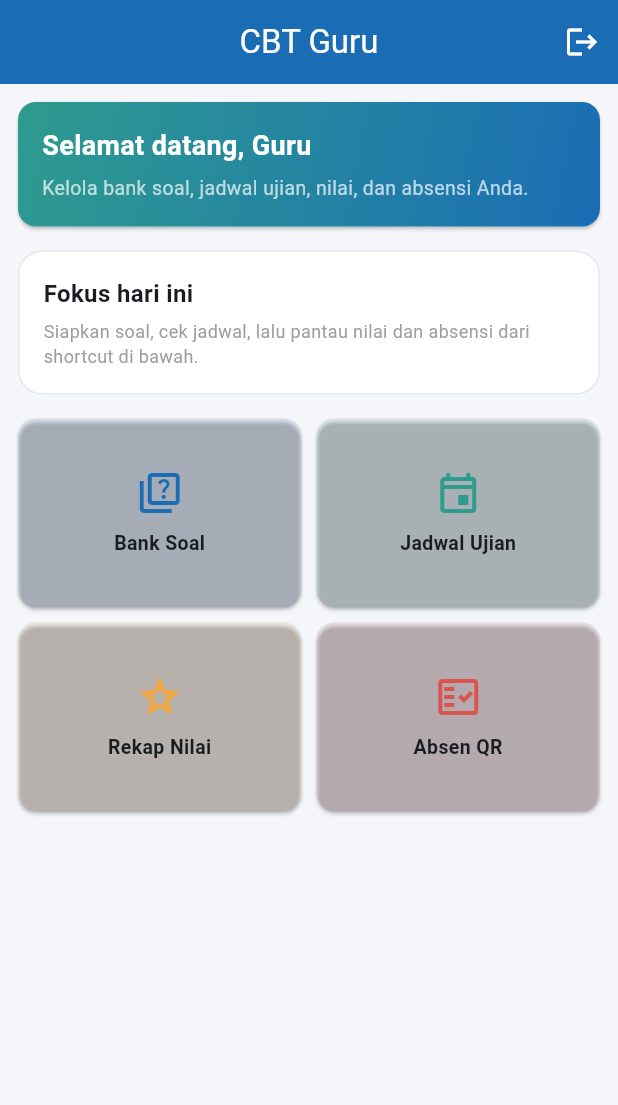
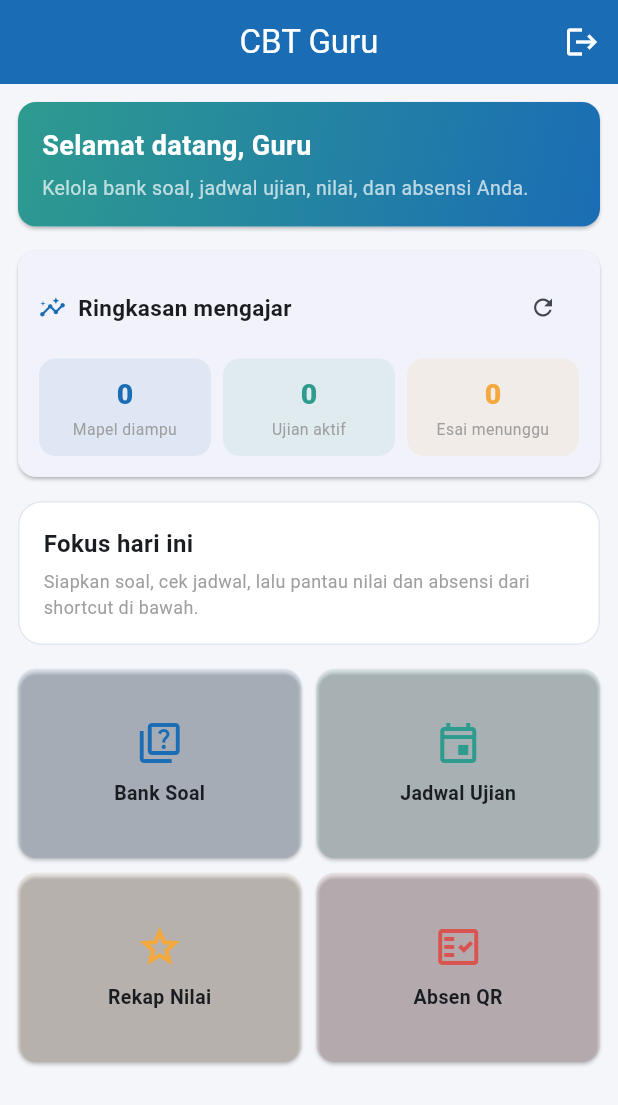
Before and after one commit to iznats96-del/cbt-sekolah, a Flutter app: the _GuruHome screen opened directly, on a phone screen of 412 x 824 dp. Shown: the top 1105 px of the screen. Run offline on Flutter 3.47's test engine with Material 3 defaults, Android fonts, the phone set to English and light mode, and no system bars; our stand-ins replace file_picker, pdf, printing, qr_flutter, shared_preferences, supabase_flutter; missing offline and left inert: mobile_scanner; accounts and stored records are empty; network calls fail.

Commit message:
fix: satukan token fallback, dashboard guru live, APK PRIMARY_FALLBACK

```diff
--- a/lib/screens/guru/guru_shell.dart
+++ b/lib/screens/guru/guru_shell.dart
@@ -1,6 +1,7 @@
 import 'package:flutter/material.dart';
 
 import '../../core/app_theme.dart';
+import '../../services/api.dart';
 import '../../widgets/state_views.dart';
 import '../home.dart';
 import 'bank_soal_screen.dart';
@@ -61,8 +62,38 @@ class _GuruShellState extends State<GuruShell> {
   }
 }
 
-class _GuruHome extends StatelessWidget {
+class _GuruHome extends StatefulWidget {
   const _GuruHome();
+
+  @override
+  State<_GuruHome> createState() => _GuruHomeState();
+}
+
+class _GuruHomeState extends State<_GuruHome> {
+  Map<String, dynamic> _stats = {};
+  List<dynamic> _jadwal = [];
+  bool _loading = true;
+
+  @override
+  void initState() {
+    super.initState();
+    _load();
+  }
+
+  Future<void> _load() async {
+    try {
+      final res = await Api.fallbackGetApi('/api/guru/dashboard');
+      if (!mounted) return;
+      setState(() {
+        _stats = res is Map ? Map<String, dynamic>.from(res['stats'] ?? {}) : {};
+        final j = res is Map ? res['jadwal_hari_ini'] : null;
+        _jadwal = j is List ? j : const [];
+        _loading = false;
+      });
+    } catch (_) {
+      if (mounted) setState(() => _loading = false);
+    }
+  }
 
   @override
   Widget build(BuildContext context) {
@@ -105,7 +136,14 @@ class _GuruHome extends StatelessWidget {
               ),
             ),
             const SizedBox(height: 16),
-            _TodayFocus(),
+            _GuruRingkasan(
+              stats: _stats,
+              jadwal: _jadwal,
+              loading: _loading,
+              refresh: _load,
+            ),
+            const SizedBox(height: 16),
+            _TodayFocus(jadwal: _jadwal),
             const SizedBox(height: 16),
             LayoutBuilder(builder: (context, c) {
               final cols = (c.maxWidth / 200).floor().clamp(2, 4);
@@ -147,8 +185,97 @@ class _GuruHome extends StatelessWidget {
   }
 }
 
+class _GuruRingkasan extends StatelessWidget {
+  final Map<String, dynamic> stats;
+  final List<dynamic> jadwal;
+  final bool loading;
+  final VoidCallback refresh;
+  const _GuruRingkasan({
+    required this.stats,
+    required this.jadwal,
+    required this.loading,
+    required this.refresh,
+  });
+
+  @override
+  Widget build(BuildContext context) {
+    if (loading) {
+      return const Card(
+        margin: EdgeInsets.zero,
+        child: Padding(
+          padding: EdgeInsets.all(24),
+          child: Center(child: CircularProgressIndicator()),
+        ),
+      );
+    }
+    String val(String k) => '${stats[k] ?? 0}';
+    return Card(
+      margin: EdgeInsets.zero,
+      child: Padding(
+        padding: const EdgeInsets.all(14),
+        child: Column(
+          crossAxisAlignment: CrossAxisAlignment.start,
+          children: [
+            Row(
+              children: [
+                const Icon(Icons.insights, size: 18, color: AppTheme.primary),
+                const SizedBox(width: 8),
+                const Text('Ringkasan mengajar',
+                    style: TextStyle(fontWeight: FontWeight.bold, fontSize: 15)),
+                const Spacer(),
+                IconButton(
+                  onPressed: refresh,
+                  tooltip: 'Muat ulang',
+                  icon: const Icon(Icons.refresh, size: 18),
+                ),
+              ],
+            ),
+            const SizedBox(height: 10),
+            Row(
+              children: [
+                _stat('Mapel diampu', val('mapel_diampu'), AppTheme.primary),
+                const SizedBox(width: 8),
+                _stat('Ujian aktif', val('ujian_aktif'), AppTheme.secondary),
+                const SizedBox(width: 8),
+                _stat('Esai menunggu', val('esai_menunggu_koreksi'), AppTheme.accent),
+              ],
+            ),
+            if (jadwal.isNotEmpty) ...[
+              const SizedBox(height: 10),
+              Text('${jadwal.length} ujian terjadwal hari ini',
+                  style: const TextStyle(fontSize: 12, color: Colors.grey)),
+            ],
+          ],
+        ),
+      ),
+    );
+  }
+
+  Widget _stat(String label, String value, Color color) => Expanded(
+        child: Container(
+          padding: const EdgeInsets.symmetric(vertical: 10),
+          decoration: BoxDecoration(
+            color: color.withValues(alpha: 0.09),
+            borderRadius: BorderRadius.circular(11),
+          ),
+          child: Column(
+            children: [
+              Text(value,
+                  style: TextStyle(
+                      fontSize: 19, fontWeight: FontWeight.w800, color: color)),
+              const SizedBox(height: 3),
+              Text(label,
+                  textAlign: TextAlign.center,
+                  style: const TextStyle(fontSize: 10.5, color: Colors.grey)),
+            ],
+          ),
+        ),
+      );
+}
+
 class _TodayFocus extends StatelessWidget {
-  const _TodayFocus();
+  final List<dynamic> jadwal;
+  const _TodayFocus({this.jadwal = const []});
 
   @override
   Widget build(BuildContext context) {
@@ -159,10 +286,16 @@ class _TodayFocus extends StatelessWidget {
         borderRadius: BorderRadius.circular(16),
         border: Border.all(color: const Color(0xFFE2E8F0)),
       ),
-      child: const Column(crossAxisAlignment: CrossAxisAlignment.start, children: [
-        Text('Fokus hari ini', style: TextStyle(fontWeight: FontWeight.bold, fontSize: 16)),
-        SizedBox(height: 5),
-        Text('Siapkan soal, cek jadwal, lalu pantau nilai dan absensi dari shortcut di bawah.', style: TextStyle(fontSize: 12, color: Colors.grey, height: 1.4)),
+      child: Column(crossAxisAlignment: CrossAxisAlignment.start, children: [
+        const Text('Fokus hari ini',
+            style: TextStyle(fontWeight: FontWeight.bold, fontSize: 16)),
+        const SizedBox(height: 5),
+        Text(
+          jadwal.isEmpty
+              ? 'Siapkan soal, cek jadwal, lalu pantau nilai dan absensi dari shortcut di bawah.'
+              : '${jadwal.length} ujian hari ini — cek jadwal & pantau nilai di bawah.',
+          style: const TextStyle(fontSize: 12, color: Colors.grey, height: 1.4),
+        ),
       ]),
     );
   }
--- a/lib/services/api.dart
+++ b/lib/services/api.dart
@@ -6,6 +6,7 @@ import 'package:flutter/foundation.dart';
 import 'package:http/http.dart' as http;
 import 'package:supabase_flutter/supabase_flutter.dart';
 import '../core/config.dart';
+import 'hybrid_api.dart';
 
 /// BackendRouter: Active-Passive Automatic Failover
 ///
@@ -191,7 +192,7 @@ class Api {
   }
   // ─── FALLBACK HTTP HELPERS ────────────────────────────────
   static String? get _fallbackToken =>
-      client.auth.currentSession?.accessToken;
+      HybridApi.fallbackToken ?? client.auth.currentSession?.accessToken;
 
   static Map<String, String> _fallbackHeaders({String? contentType}) {
     final h = <String, String>{};
--- a/lib/services/hybrid_api.dart
+++ b/lib/services/hybrid_api.dart
@@ -16,6 +16,9 @@ class HybridApi {
 
   /// Cek apakah sedang dalam mode fallback
   static bool get isUsingFallback => _fallbackActive;
+
+  /// Token hasil login fallback (dipakai Api untuk header HTTP fallback).
+  static String? get fallbackToken => _fallbackToken;
 
   // ─── AUTH ───────────────────────────────────────────────
 
```
Also changed, not shown: 1 other file.
